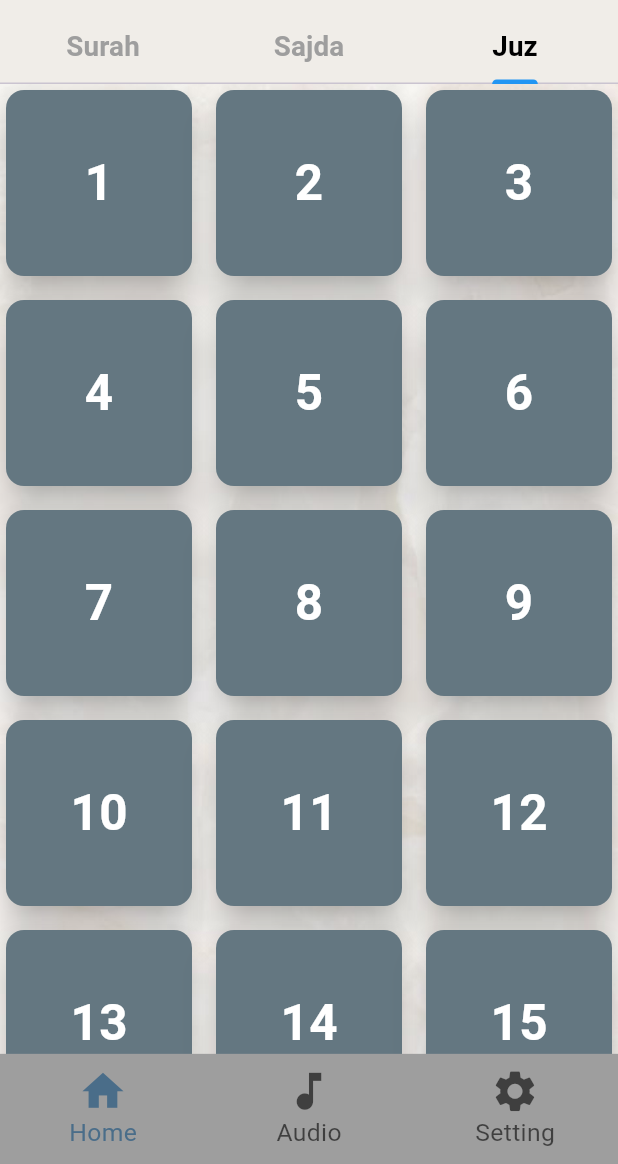
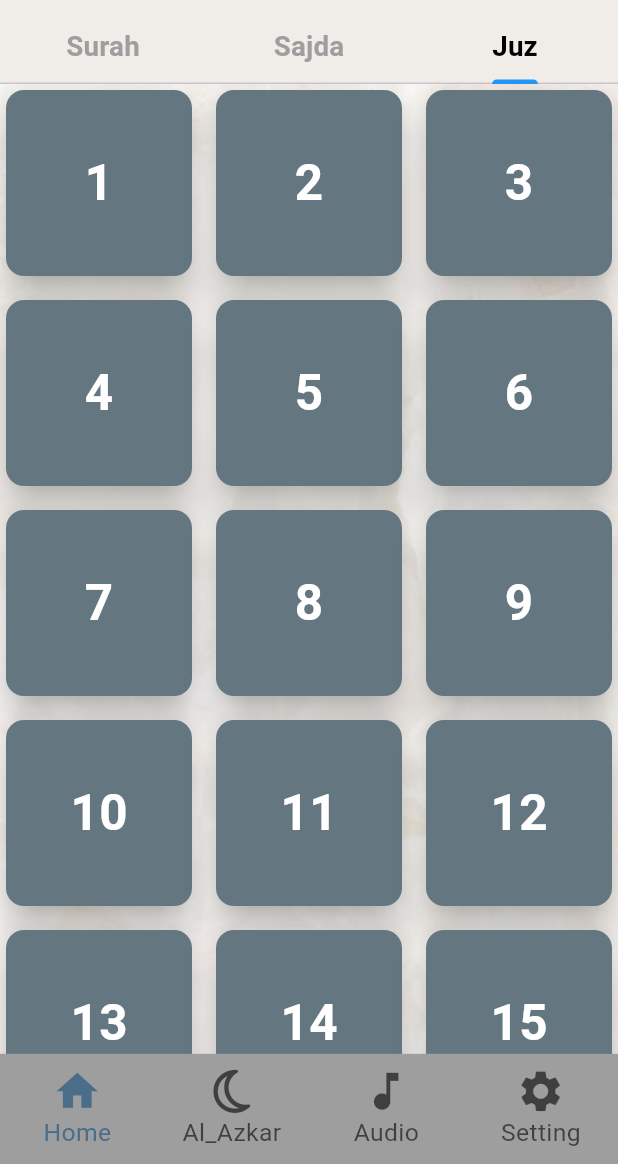
Before and after one commit to tokaahmed345/Al-Quran-app, a Flutter app: the screen it shows after launch, tab 3 chosen, on a phone screen of 412 x 824 dp, the part 72-1236 px from its top. Run offline on Flutter 3.47's test engine with Material 3 defaults, Android fonts, the phone set to English and light mode, and no system bars; our stand-ins replace audioplayers, bloc, dio, flutter_bloc, flutter_spinkit, font_awesome_flutter; network calls fail.

```diff
--- /dev/null
+++ b/lib/screens/azkar.dart
@@ -0,0 +1,10 @@
+import 'package:flutter/material.dart';
+
+class Al_Azkar extends StatelessWidget {
+  const Al_Azkar({super.key});
+
+  @override
+  Widget build(BuildContext context) {
+    return const Placeholder();
+  }
+}
--- a/lib/widgets/custom_bottom_navigation_bar.dart
+++ b/lib/widgets/custom_bottom_navigation_bar.dart
@@ -2,6 +2,7 @@ import 'package:alquran/screens/audiopage.dart';
 import 'package:alquran/screens/content.dart';
 import 'package:alquran/screens/settings.dart';
 import 'package:flutter/material.dart';
+import 'package:font_awesome_flutter/font_awesome_flutter.dart';
 
 
 class CustomBottomNavigationBar extends StatefulWidget {
@@ -33,6 +34,8 @@ class _CustomBottomNavigationBarState extends State<CustomBottomNavigationBar> {
           Navigator.pushNamed(context, Content.id);
         } else if (index == 2) {
           Navigator.pushNamed(context, SettingPage.id);
+        } else if (index == 3) {
+          Navigator.pushNamed(context, SettingPage.id);
         }
       },
       currentIndex: index,
@@ -53,11 +56,20 @@ class _CustomBottomNavigationBarState extends State<CustomBottomNavigationBar> {
         ),
         BottomNavigationBarItem(
           icon: Icon(
+FontAwesomeIcons.moon            ,
+            size: iconSize,
+          ),
+          label: 'Al_Azkar',
+        ),
+
+        BottomNavigationBarItem(
+          icon: Icon(
             Icons.music_note,
             size: iconSize,
           ),
           label: 'Audio',
         ),
+
         BottomNavigationBarItem(
           icon: Icon(
             Icons.settings,
@@ -65,6 +77,7 @@ class _CustomBottomNavigationBarState extends State<CustomBottomNavigationBar> {
           ),
           label: 'Setting',
         ),
+
       ],
     );
   }
--- a/pubspec.yaml
+++ b/pubspec.yaml
@@ -39,6 +39,7 @@ dependencies:
   flutter_localizations:
     sdk: flutter
   flutter_spinkit: ^5.2.1
+  font_awesome_flutter: ^10.8.0
 
 dev_dependencies:
   flutter_lints: ^4.0.0
```
Also changed, not shown: pubspec.lock.
